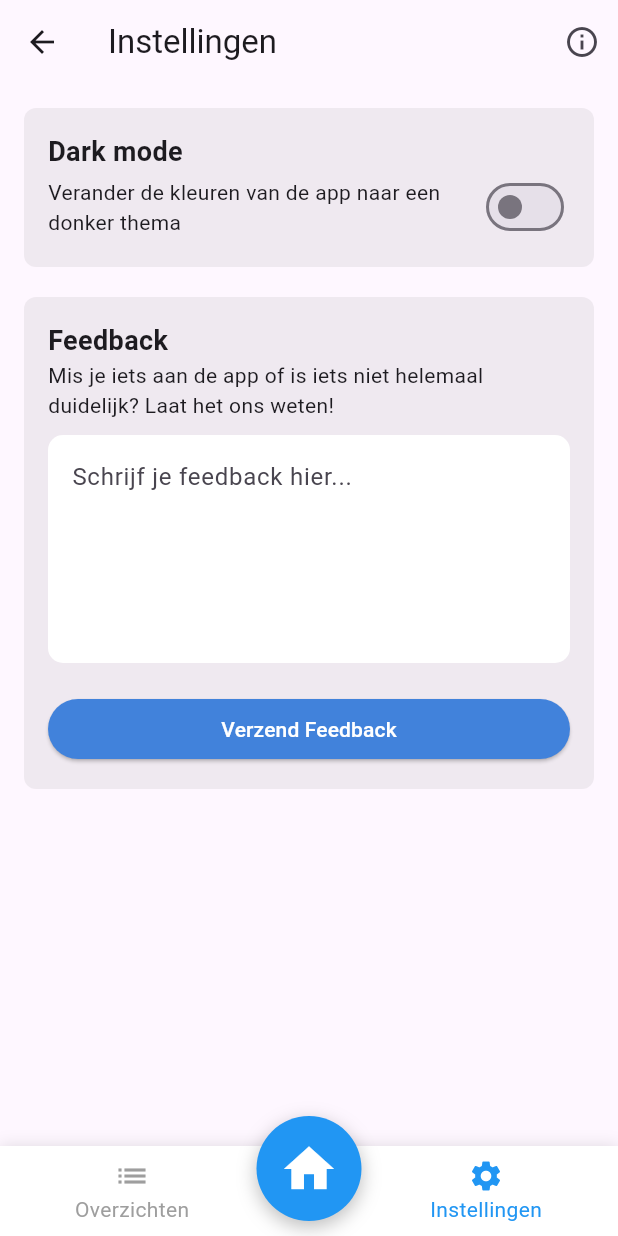
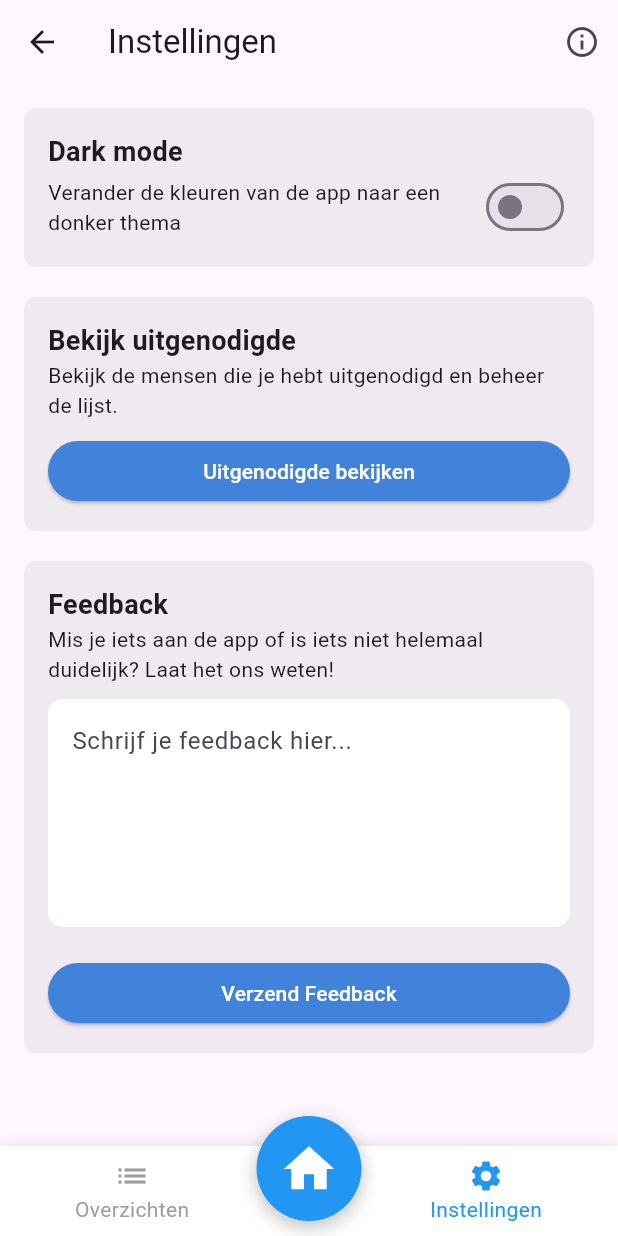
Before and after one commit to brentvanmalsen/industry-project, a Flutter app: the SettingsPage screen opened directly, on a phone screen of 412 x 824 dp. Run offline on Flutter 3.47's test engine with Material 3 defaults, Android fonts, the phone set to English and light mode, and no system bars; our stand-ins replace rive, share_plus, sleek_circular_slider, syncfusion_flutter_charts; missing offline and left inert: mailer.

Commit message:
uitgenodigde dummy data

```diff
--- a/lib/settings.dart
+++ b/lib/settings.dart
@@ -122,6 +122,13 @@ class _SettingsPageState extends State<SettingsPage> {
     }
   }
 
+  void _navigateToInvitedPage(BuildContext context) {
+    Navigator.push(
+      context,
+      MaterialPageRoute(builder: (context) => NewPage()),
+    );
+  }
+
   @override
   Widget build(BuildContext context) {
     return Scaffold(
@@ -207,6 +214,40 @@ class _SettingsPageState extends State<SettingsPage> {
               child: Column(
                 crossAxisAlignment: CrossAxisAlignment.start,
                 children: [
+                  const Text('Bekijk uitgenodigde',
+                      style:
+                          TextStyle(fontSize: 18, fontWeight: FontWeight.bold)),
+                  const Text(
+                      'Bekijk de mensen die je hebt uitgenodigd en beheer de lijst.'),
+                  const SizedBox(height: 10),
+                  SizedBox(
+                    width: double.infinity,
+                    child: ElevatedButton(
+                      style: ElevatedButton.styleFrom(
+                        backgroundColor: const Color(0xFF4182DB),
+                      ),
+                      onPressed: () {
+                        _navigateToInvitedPage(context);
+                      },
+                      child: const Text(
+                        'Uitgenodigde bekijken',
+                        style: TextStyle(color: Colors.white),
+                      ),
+                    ),
+                  ),
+                ],
+              ),
+            ),
+            const SizedBox(height: 20),
+            Container(
+              padding: const EdgeInsets.all(16.0),
+              decoration: BoxDecoration(
+                color: const Color.fromARGB(31, 133, 133, 133),
+                borderRadius: BorderRadius.circular(8.0),
+              ),
+              child: Column(
+                crossAxisAlignment: CrossAxisAlignment.start,
+                children: [
                   const Text('Feedback',
                       style:
                           TextStyle(fontSize: 18, fontWeight: FontWeight.bold)),
@@ -218,14 +259,11 @@ class _SettingsPageState extends State<SettingsPage> {
                     maxLines: 5,
                     decoration: InputDecoration(
                       hintText: 'Schrijf je feedback hier...',
-                      filled: true, // Zorg ervoor dat het tekstvak gevuld is
-                      fillColor:
-                          Colors.white, // Achtergrondkleur van het tekstvak
+                      filled: true,
+                      fillColor: Colors.white,
                       border: OutlineInputBorder(
-                        borderRadius: BorderRadius.circular(
-                            10.0), // Ronde hoeken van 10px
-                        borderSide: BorderSide
-                            .none, // Verwijder de rand van het tekstvak
+                        borderRadius: BorderRadius.circular(10.0),
+                        borderSide: BorderSide.none,
                       ),
                     ),
                   ),
@@ -234,16 +272,14 @@ class _SettingsPageState extends State<SettingsPage> {
                     width: double.infinity,
                     child: ElevatedButton(
                       style: ElevatedButton.styleFrom(
-                        backgroundColor: const Color(
-                            0xFF4182DB), // Achtergrondkleur van de knop
+                        backgroundColor: const Color(0xFF4182DB),
                       ),
                       onPressed: () {
                         sendFeedback(context);
                       },
                       child: const Text(
                         'Verzend Feedback',
-                        style: TextStyle(
-                            color: Colors.white), // Tekstkleur van de knop
+                        style: TextStyle(color: Colors.white),
                       ),
                     ),
                   ),
@@ -255,7 +291,7 @@ class _SettingsPageState extends State<SettingsPage> {
       ),
       bottomNavigationBar: Stack(
         alignment: Alignment.center,
-        clipBehavior: Clip.none, // Ensure the button can overflow the container
+        clipBehavior: Clip.none,
         children: [
           Container(
             height: 60,
@@ -314,7 +350,7 @@ class _SettingsPageState extends State<SettingsPage> {
             ),
           ),
           Positioned(
-            bottom: 10, // Adjust the position of the home button
+            bottom: 10,
             child: InkWell(
               onTap: () => _onItemTapped(2),
               child: Container(
@@ -340,3 +376,64 @@ class _SettingsPageState extends State<SettingsPage> {
     );
   }
 }
+
+class NewPage extends StatefulWidget {
+  @override
+  _NewPageState createState() => _NewPageState();
+}
+
+class _NewPageState extends State<NewPage> {
+  // Dummy user data
+  List<String> users = [
+    'Jorg van de Rijdt',
+    'Brent van Malsen',
+    'Jasper van den Heuvel',
+    'Koen Hilbrands',
+    'Rob Verheijen'
+  ];
+
+  // Function to remove a user
+  void _removeUser(int index) {
+    setState(() {
+      users.removeAt(index);
+    });
+  }
+
+  @override
+  Widget build(BuildContext context) {
+    return Scaffold(
+      appBar: AppBar(
+        title: const Text('Mijn uitgenodigde'),
+      ),
+      body: ListView.builder(
+        itemCount: users.length,
+        itemBuilder: (context, index) {
+          return Padding(
+            padding:
+                const EdgeInsets.only(left: 25.0), // Adjust the left padding
+            child: AnimatedSwitcher(
+              duration: Duration(milliseconds: 500),
+              transitionBuilder: (Widget child, Animation<double> animation) {
+                return FadeTransition(
+                  opacity: animation,
+                  child: child,
+                );
+              },
+              child: ListTile(
+                key: ValueKey<String>(users[index]), // Key for AnimatedSwitcher
+                title: Text(
+                  users[index],
+                  style: TextStyle(fontWeight: FontWeight.w600),
+                ),
+                trailing: IconButton(
+                  icon: const Icon(Icons.delete, color: Colors.red),
+                  onPressed: () => _removeUser(index),
+                ),
+              ),
+            ),
+          );
+        },
+      ),
+    );
+  }
+}
```
